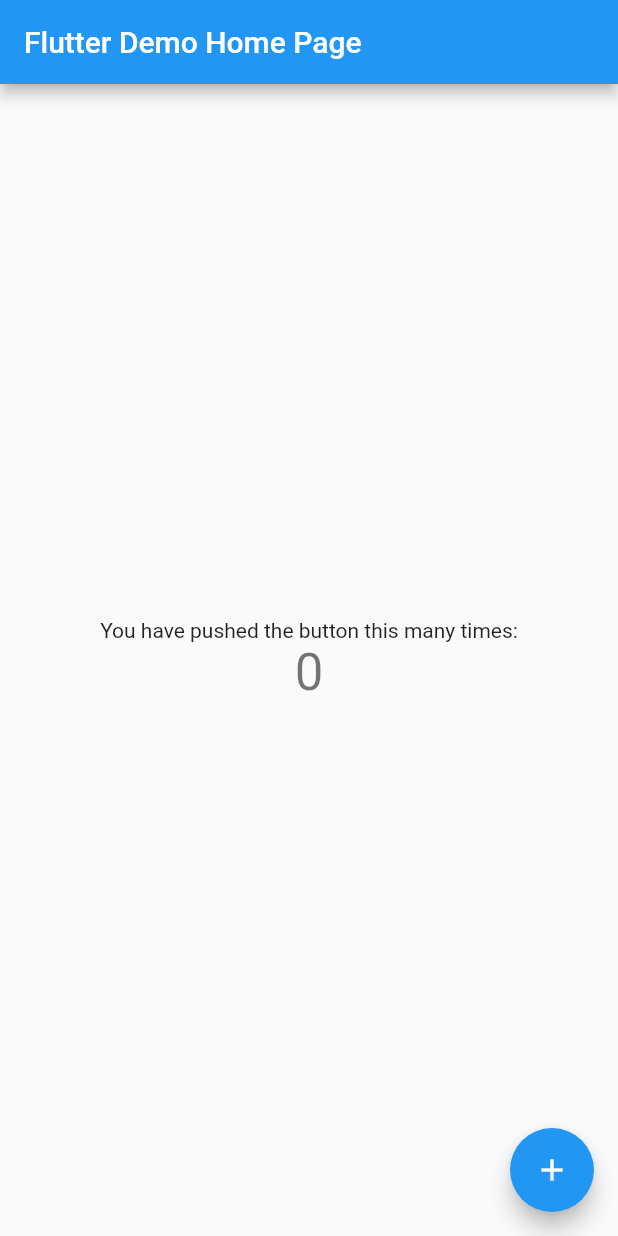
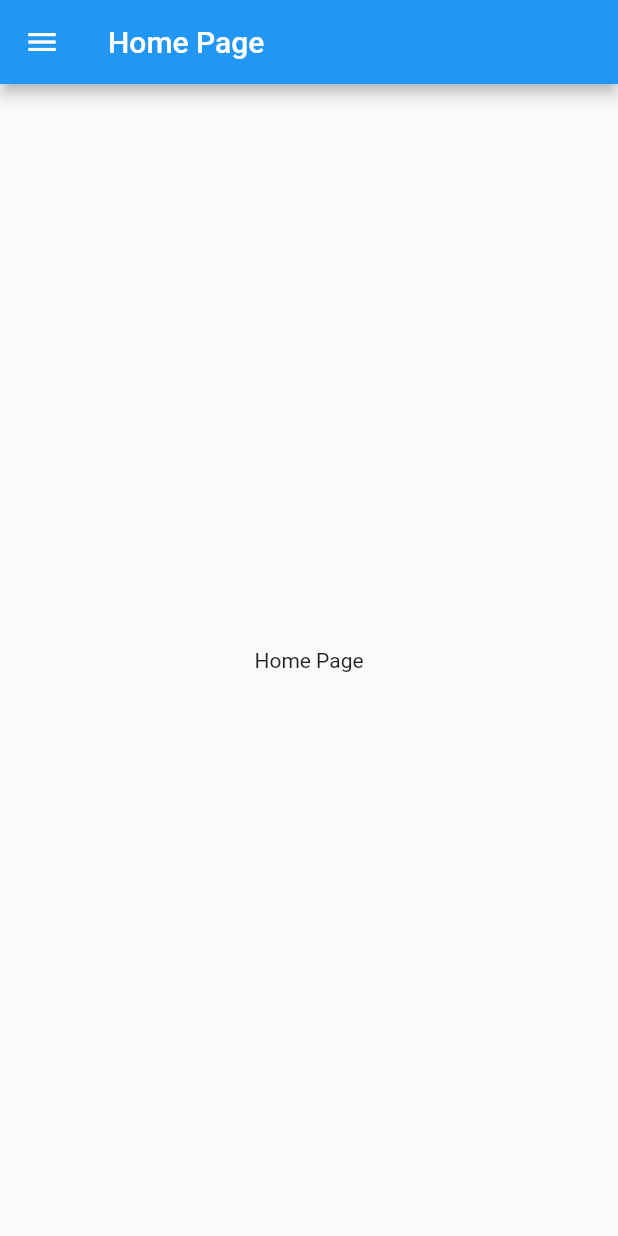
Before and after one commit to khanvuthy88/mobile_soma_utitlity, a Flutter app: the screen it shows after launch, on a phone screen of 412 x 824 dp. Run offline on Flutter 3.47's test engine with Material 2 defaults, Android fonts, the phone set to English and light mode, and no system bars.

Commit message:
Add Page

```diff
--- a/lib/main.dart
+++ b/lib/main.dart
@@ -1,4 +1,5 @@
 import 'package:flutter/material.dart';
+import 'package:soma_utility/pages/home_page.dart';
 
 void main() {
   runApp(const MyApp());
@@ -16,92 +17,7 @@
       theme: ThemeData(
         primarySwatch: Colors.blue,
       ),
-      home: const MyHomePage(title: 'Flutter Demo Home Page'),
+      home: const HomePage(),
     );
   }
 }
-
-class MyHomePage extends StatefulWidget {
-  const MyHomePage({super.key, required this.title});
-
-  // This widget is the home page of your application. It is stateful, meaning
-  // that it has a State object (defined below) that contains fields that affect
-  // how it looks.
-
-  // This class is the configuration for the state. It holds the values (in this
-  // case the title) provided by the parent (in this case the App widget) and
-  // used by the build method of the State. Fields in a Widget subclass are
-  // always marked "final".
-
-  final String title;
-
-  @override
-  State<MyHomePage> createState() => _MyHomePageState();
-}
-
-class _MyHomePageState extends State<MyHomePage> {
-  int _counter = 0;
-
-  void _incrementCounter() {
-    setState(() {
-      // This call to setState tells the Flutter framework that something has
-      // changed in this State, which causes it to rerun the build method below
-      // so that the display can reflect the updated values. If we changed
-      // _counter without calling setState(), then the build method would not be
-      // called again, and so nothing would appear to happen.
-      _counter++;
-    });
-  }
-
-  @override
-  Widget build(BuildContext context) {
-    // This method is rerun every time setState is called, for instance as done
-    // by the _incrementCounter method above.
-    //
-    // The Flutter framework has been optimized to make rerunning build methods
-    // fast, so that you can just rebuild anything that needs updating rather
-    // than having to individually change instances of widgets.
-    return Scaffold(
-      appBar: AppBar(
-        // Here we take the value from the MyHomePage object that was created by
-        // the App.build method, and use it to set our appbar title.
-        title: Text(widget.title),
-      ),
-      body: Center(
-        // Center is a layout widget. It takes a single child and positions it
-        // in the middle of the parent.
-        child: Column(
-          // Column is also a layout widget. It takes a list of children and
-          // arranges them vertically. By default, it sizes itself to fit its
-          // children horizontally, and tries to be as tall as its parent.
-          //
-          // Invoke "debug painting" (press "p" in the console, choose the
-          // "Toggle Debug Paint" action from the Flutter Inspector in Android
-          // Studio, or the "Toggle Debug Paint" command in Visual Studio Code)
-          // to see the wireframe for each widget.
-          //
-          // Column has various properties to control how it sizes itself and
-          // how it positions its children. Here we use mainAxisAlignment to
-          // center the children vertically; the main axis here is the vertical
-          // axis because Columns are vertical (the cross axis would be
-          // horizontal).
-          mainAxisAlignment: MainAxisAlignment.center,
-          children: <Widget>[
-            const Text(
-              'You have pushed the button this many times:',
-            ),
-            Text(
-              '$_counter',
-              style: Theme.of(context).textTheme.headlineMedium,
-            ),
-          ],
-        ),
-      ),
-      floatingActionButton: FloatingActionButton(
-        onPressed: _incrementCounter,
-        tooltip: 'Increment',
-        child: const Icon(Icons.add),
-      ), // This trailing comma makes auto-formatting nicer for build methods.
-    );
-  }
-}
--- /dev/null
+++ b/lib/pages/home_page.dart
@@ -0,0 +1,52 @@
+import 'package:flutter/material.dart';
+import 'package:soma_utility/pages/synce_customer_page.dart';
+import 'package:soma_utility/pages/synce_zone_page.dart';
+
+class HomePage extends StatefulWidget {
+
+  const HomePage({Key? key}) : super(key: key);
+
+  @override
+  State<HomePage> createState() => _HomePageState();
+}
+
+class _HomePageState extends State<HomePage> {
+  @override
+  Widget build(BuildContext context) {
+    return Scaffold(
+      appBar: AppBar(
+        title: const Text("Home Page"),
+      ),
+      drawer: Drawer(
+        child: ListView(
+          padding: EdgeInsets.zero,
+          children: [
+            const DrawerHeader(
+              decoration: BoxDecoration(
+                color: Colors.blue,
+              ),
+              child: Text('Drawer Header'),
+            ),
+            ListTile(
+              leading: const Icon(Icons.download, color: Colors.blue,),
+              title: const Text("Pull zone"),
+              onTap: (){
+                Navigator.push(context, MaterialPageRoute(builder: (context) => const PullZonePage()));
+              },
+            ),
+            ListTile(
+              leading: const Icon(Icons.download, color: Colors.blue),
+              title: const Text("Pull Customer"),
+              onTap: (){
+                Navigator.push(context, MaterialPageRoute(builder: (context) => const PullCustomerPage()));
+              },
+            )
+          ],
+        ),
+      ),
+      body: Center(
+        child: Text("Home Page"),
+      ),
+    );
+  }
+}
```
Also changed, not shown: lib/pages/synce_customer_page.dart (added, +38 -0 lines), lib/pages/synce_zone_page.dart (added, +39 -0 lines).
